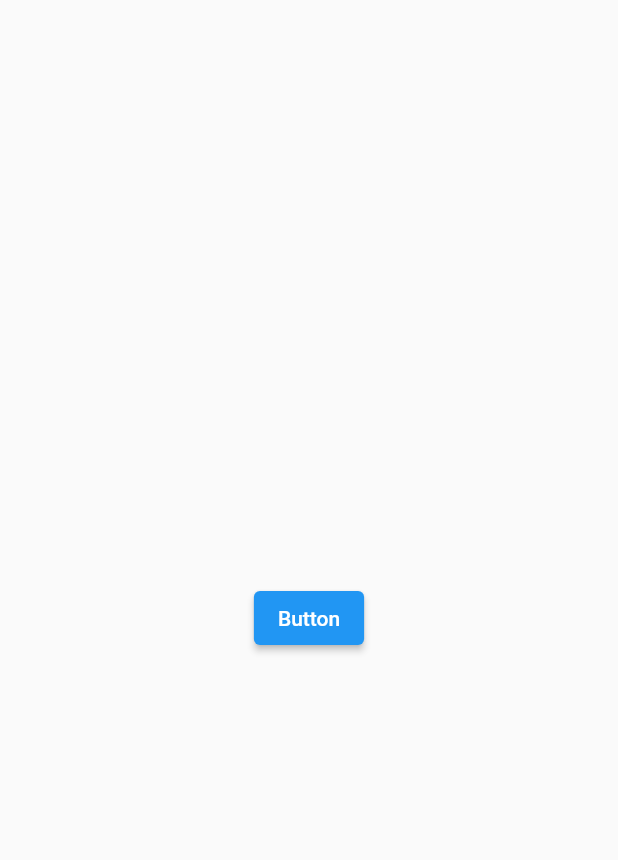
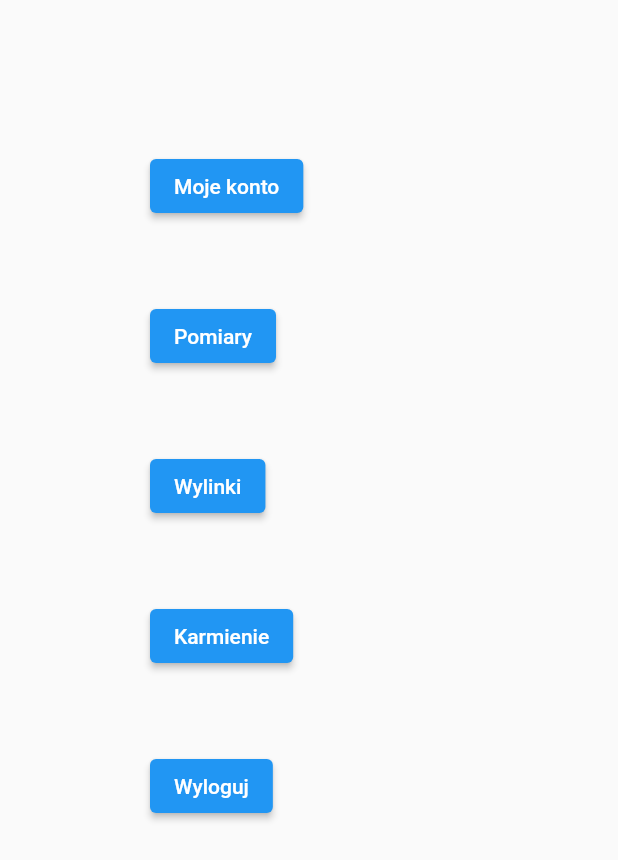
Before and after one commit to Akoszewski/dziennik-zwierzat, a Flutter app: the Menu screen opened directly, on a phone screen of 412 x 824 dp. Shown: the top 860 px of the screen. Run offline on Flutter 3.47's test engine with Material 2 defaults, Android fonts, the phone set to English and light mode, and no system bars; our stand-ins replace sqflite, webview_flutter; accounts and stored records are empty.

Commit message:
Dziala przechodzenie do podstron

```diff
--- a/lib/main.dart
+++ b/lib/main.dart
@@ -62,6 +62,11 @@ class Menu extends StatelessWidget {
       },
       child: Scaffold(
         body: Center(
+          child: Stack(
+            children: <Widget>[
+              Positioned(
+                                top: 100,
+                left: 100,
                 child: ElevatedButton(
                   onPressed: () {
                     Navigator.push(
@@ -69,7 +74,57 @@ class Menu extends StatelessWidget {
                       MaterialPageRoute(builder: (context) => Index()),
                     );
                   },
-            child: Text('Button'),
+                  child: Text('Moje konto'),
+                ),
+              ),
+              Positioned(
+                top: 200,
+                left: 100,
+                child: ElevatedButton(
+                  onPressed: () {
+                    Navigator.push(
+                      context,
+                      MaterialPageRoute(builder: (context) => Pomiary()),
+                    );
+                  },
+                  child: Text('Pomiary'),
+                ),
+              ),
+              Positioned(
+                                top: 300,
+                left: 100,
+                child: ElevatedButton(
+                  onPressed: () {
+                    Navigator.push(
+                      context,
+                      MaterialPageRoute(builder: (context) => Wylinki()),
+                    );
+                  },
+                  child: Text('Wylinki'),
+                ),
+              ),
+              Positioned(
+                                top: 400,
+                left: 100,
+                child: ElevatedButton(
+                  onPressed: () {
+                    Navigator.push(
+                      context,
+                      MaterialPageRoute(builder: (context) => Karmienie()),
+                    );
+                  },
+                  child: Text('Karmienie'),
+                ),
+              ),
+              Positioned(
+                                top: 500,
+                left: 100,
+                child: ElevatedButton(
+                  onPressed: () {},
+                  child: Text('Wyloguj'),
+                ),
+              ),
+            ],
           ),
         ),
       ),
@@ -84,6 +139,45 @@ class Index extends StatelessWidget {
       body: Center(
         child: WebView(
           initialUrl: indexUrl,
+        ),
+      ),
+    );
+  }
+}
+
+class Pomiary extends StatelessWidget {
+  @override
+  Widget build(BuildContext context) {
+    return Scaffold(
+      body: Center(
+        child: WebView(
+          initialUrl: "https://dziennikhodowlany.pl/admin/measurements/add",
+        ),
+      ),
+    );
+  }
+}
+
+class Wylinki extends StatelessWidget {
+  @override
+  Widget build(BuildContext context) {
+    return Scaffold(
+      body: Center(
+        child: WebView(
+          initialUrl: "https://dziennikhodowlany.pl/admin/old-skins/add",
+        ),
+      ),
+    );
+  }
+}
+
+class Karmienie extends StatelessWidget {
+  @override
+  Widget build(BuildContext context) {
+    return Scaffold(
+      body: Center(
+        child: WebView(
+          initialUrl: "https://dziennikhodowlany.pl/admin/feedings/add",
         ),
       ),
     );
```
Lines whose indentation alone changed are shown as unchanged.
